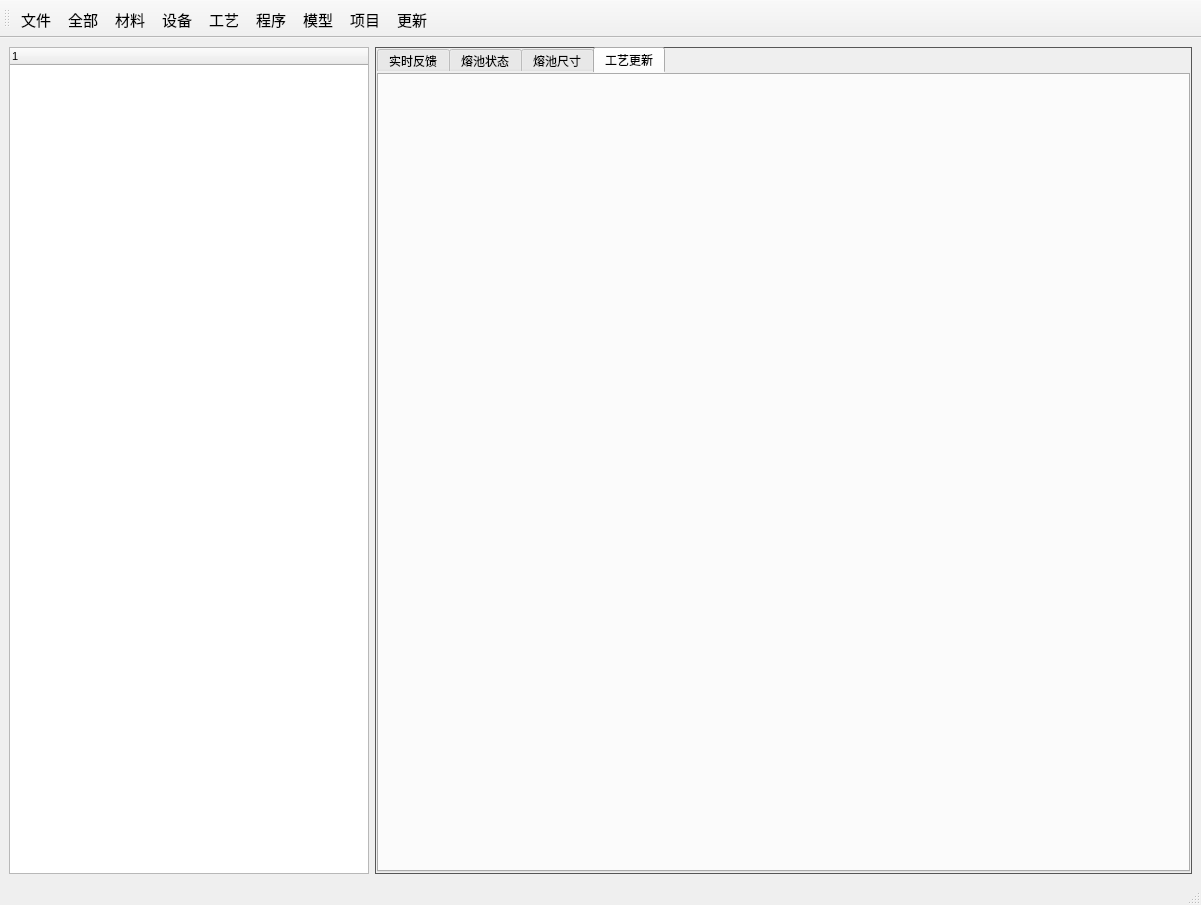
Above: new_thu/UI/main_viewer.ui from mihudaner/THU before the change. Below: the same form after it.
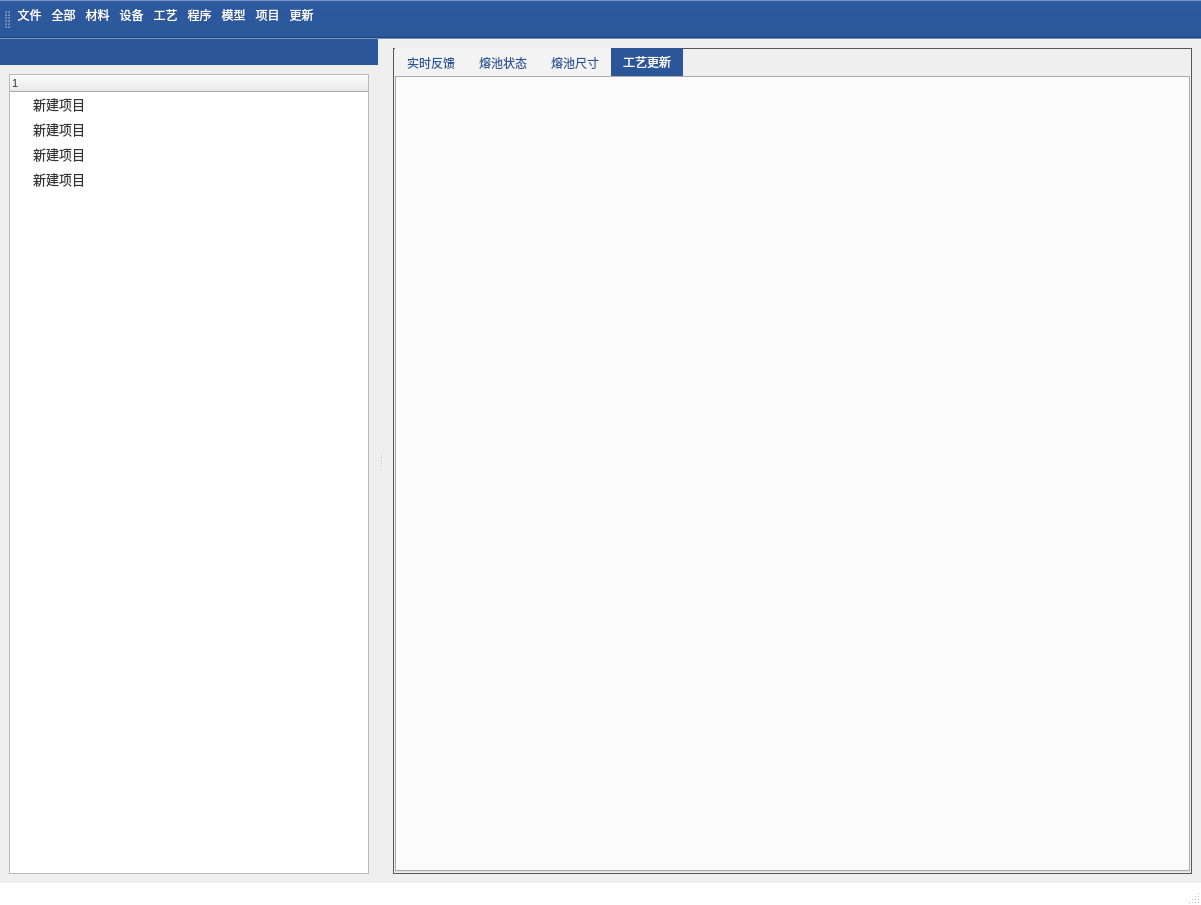
That is the form after the change. The open tabs and pages were chosen to show the change. Icons and pictures are not drawn.

Patch:
```diff
--- a/new_thu/UI/main_viewer.ui
+++ b/new_thu/UI/main_viewer.ui
@@ -13,51 +13,529 @@
   <property name="windowTitle">
    <string>MainWindow</string>
   </property>
+  <property name="styleSheet">
+   <string notr="true">#styleSheet{
+border: none;
+margin: 0px;
+}
+
+
+QPushButton {
+    background-repeat: no-repeat;
+	border: none;
+	background-color: transparent;
+	text-align: center;
+    color: #f8f8f2;
+}
+QPushButton:hover {
+	background-color: #bd93f9;
+}
+QPushButton:pressed {
+	background-color: #ff79c6;
+	color: rgb(255, 255, 255);
+}
+
+QTableWidget {
+	background-color: transparent;
+	padding: 10px;
+	border-radius: 5px;
+	gridline-color: #9faeda;
+    outline: none;
+}
+QTableWidget::item{
+	border-color: #9faeda;
+	padding-left: 5px;
+	padding-right: 5px;
+	gridline-color: #9faeda;
+}
+QTableWidget::item:selected{
+	background-color: rgb(189, 147, 249);
+    color: #f8f8f2;
+}
+QWidget{
+	color: #333;
+	font: 10pt &quot;Segoe UI&quot;;
+}
+QToolTip {
+	color: #333;
+	background-color: #f8f8f2;
+	border: 1px solid #CCC;
+	background-image: none;
+	background-position: left center;
+    background-repeat: no-repeat;
+	border: none;
+	border-left: 2px solid rgb(255, 121, 198);
+	text-align: left;
+	padding-left: 8px;
+	margin: 0px;
+}
+
+QTableWidget::horizontalHeader {
+	background-color: #6272a4;
+}
+
+
+
+/* /////////////////////////////////////////////////////////////////////////////////////////////////
+LineEdit */
+QLineEdit {
+	background-color: #6272a4;
+	border-radius: 5px;
+	border: 2px solid #6272a4;
+	padding-left: 10px;
+	selection-color: rgb(255, 255, 255);
+	selection-background-color: rgb(255, 121, 198);
+    color: #f8f8f2;
+}
+QLineEdit:hover {
+	border: 2px solid rgb(64, 71, 88);
+}
+QLineEdit:focus {
+	border: 2px solid #ff79c6;
+}
+
+/* /////////////////////////////////////////////////////////////////////////////////////////////////
+PlainTextEdit */
+QPlainTextEdit {
+	background-color: #6272a4;
+	border-radius: 5px;
+	padding: 10px;
+	selection-color: rgb(255, 255, 255);
+	selection-background-color: rgb(255, 121, 198);
+    color: #f8f8f2;
+}
+QPlainTextEdit  QScrollBar:vertical {
+    width: 8px;
+ }
+QPlainTextEdit  QScrollBar:horizontal {
+    height: 8px;
+ }
+QPlainTextEdit:hover {
+	border: 2px solid rgb(64, 71, 88);
+}
+QPlainTextEdit:focus {
+	border: 2px solid #ff79c6;
+}
+
+/* /////////////////////////////////////////////////////////////////////////////////////////////////
+ScrollBars */
+QScrollBar:horizontal {
+    border: none;
+    background: #6272a4;
+    height: 8px;
+    margin: 0px 21px 0 21px;
+	border-radius: 0px;
+}
+QScrollBar::handle:horizontal {
+    background: rgb(189, 147, 249);
+    min-width: 25px;
+	border-radius: 4px
+}
+QScrollBar::add-line:horizontal {
+    border: none;
+    background: #6272a4;
+    width: 20px;
+	border-top-right-radius: 4px;
+    border-bottom-right-radius: 4px;
+    subcontrol-position: right;
+    subcontrol-origin: margin;
+}
+QScrollBar::sub-line:horizontal {
+    border: none;
+    background: #6272a4;
+    width: 20px;
+	border-top-left-radius: 4px;
+    border-bottom-left-radius: 4px;
+    subcontrol-position: left;
+    subcontrol-origin: margin;
+}
+QScrollBar::up-arrow:horizontal, QScrollBar::down-arrow:horizontal
+{
+     background: none;
+}
+QScrollBar::add-page:horizontal, QScrollBar::sub-page:horizontal
+{
+     background: none;
+}
+ QScrollBar:vertical {
+	border: none;
+    background-color: #6272a4;
+    width: 8px;
+    margin: 21px 0 21px 0;
+	border-radius: 0px;
+ }
+ QScrollBar::handle:vertical {
+	background: rgb(189, 147, 249);
+    min-height: 25px;
+	border-radius: 4px
+ }
+ QScrollBar::add-line:vertical {
+     border: none;
+    background: #6272a4;
+     height: 20px;
+	border-bottom-left-radius: 4px;
+    border-bottom-right-radius: 4px;
+     subcontrol-position: bottom;
+     subcontrol-origin: margin;
+ }
+ QScrollBar::sub-line:vertical {
+	border: none;
+    background: #6272a4;
+     height: 20px;
+	border-top-left-radius: 4px;
+    border-top-right-radius: 4px;
+     subcontrol-position: top;
+     subcontrol-origin: margin;
+ }
+ QScrollBar::up-arrow:vertical, QScrollBar::down-arrow:vertical {
+     background: none;
+ }
+
+ QScrollBar::add-page:vertical, QScrollBar::sub-page:vertical {
+     background: none;
+ }
+
+/* /////////////////////////////////////////////////////////////////////////////////////////////////
+CheckBox 
+QCheckBox::indicator {
+    border: 3px solid #6272a4;
+	width: 15px;
+	height: 15px;
+	border-radius: 10px;
+    background: #6272a4;
+}
+QCheckBox::indicator:hover {
+    border: 3px solid rgb(119, 136, 187);
+}
+QCheckBox::indicator:checked {
+    background: 3px solid #bd93f9;
+	border: 3px solid #bd93f9;
+	background-image: url(:/icons/images/icons/cil-check-alt.png);
+}
+*/
+/* /////////////////////////////////////////////////////////////////////////////////////////////////
+RadioButton */
+QRadioButton::indicator {
+    border: 3px solid #6272a4;
+	width: 15px;
+	height: 15px;
+	border-radius: 10px;
+    background: #6272a4;
+}
+QRadioButton::indicator:hover {
+    border: 3px solid rgb(119, 136, 187);
+}
+QRadioButton::indicator:checked {
+    background: 3px solid #F72121;
+	border: 3px solid #bd93f9;
+}
+
+/* /////////////////////////////////////////////////////////////////////////////////////////////////
+ComboBox */
+QComboBox{
+	background-color: #6272a4;
+	border-radius: 5px;
+	border: 2px solid #6272a4;
+	padding: 5px;
+	padding-left: 10px;
+    color: #f8f8f2;
+}
+QComboBox:hover{
+	border: 2px solid #7284b9;
+}
+QComboBox::drop-down {
+	subcontrol-origin: padding;
+	subcontrol-position: top right;
+	width: 25px;
+	border-left-width: 3px;
+	border-left-color: #6272a4;
+	border-left-style: solid;
+	border-top-right-radius: 3px;
+	border-bottom-right-radius: 3px;
+	background-image: url(:/icons/images/icons/cil-arrow-bottom.png);
+	background-position: center;
+	background-repeat: no-reperat;
+ }
+QComboBox QAbstractItemView {
+	color: rgb(255, 255, 255);
+	background-color: #6272a4;
+	padding: 10px;
+	selection-background-color: rgb(255, 121, 198);
+}
+
+/* /////////////////////////////////////////////////////////////////////////////////////////////////
+Sliders */
+QSlider::groove:horizontal {
+    border-radius: 5px;
+    height: 10px;
+	margin: 0px;
+	background-color: rgb(255, 255, 255);
+}
+QSlider::groove:horizontal:hover {
+	background-color: rgb(255, 255, 255);
+}
+QSlider::handle:horizontal {
+    background-color: rgb(189, 147, 249);
+    border: none;
+    height: 10px;
+    width: 10px;
+    margin: 0px;
+	border-radius: 5px;
+}
+QSlider::handle:horizontal:hover {
+    background-color: rgb(195, 155, 255);
+}
+QSlider::handle:horizontal:pressed {
+    background-color: rgb(255, 121, 198);
+}
+
+QSlider::groove:vertical {
+    border-radius: 5px;
+    width: 10px;
+    margin: 0px;
+	background-color: #6272a4;
+}
+QSlider::groove:vertical:hover {
+	background-color: #6272a4;
+}
+QSlider::handle:vertical {
+    background-color: rgb(189, 147, 249);
+	border: none;
+    height: 10px;
+    width: 10px;
+    margin: 0px;
+	border-radius: 5px;
+}
+QSlider::handle:vertical:hover {
+    background-color: rgb(195, 155, 255);
+}
+QSlider::handle:vertical:pressed {
+    background-color: rgb(255, 121, 198);
+}
+
+
+QTabWidget {
+     border: none;
+}
+
+QTabWidget {
+     border: none;
+}
+
+QTabBar::tab {
+    color: rgb(0, 0, 0);
+}
+
+/***https://github.com/gnibuoz/QRibbon/blob/master/QRibbon/qribbon.ui***/
+
+QToolTip {
+  border: 1px solid rgb(255,255,255);
+  background: white;
+  color: rgb(51, 51, 51);
+}
+
+/**********菜单栏**********/
+QMenuBar {
+  background: rgb(255,255,255);
+  border: 1px solid rgb(255,255,255);
+  border-left: none;
+  border-right: none;
+}
+
+QMenuBar::item {
+  border: 1px solid transparent;
+  padding: 5px 10px 5px 10px;
+  background: transparent;
+}
+
+QMenuBar::item:enabled {
+  color: rgb(2, 65, 132);
+}
+
+QMenuBar::item:!enabled {
+  color: rgb(155, 155, 155);
+}
+
+QMenuBar::item:enabled:selected {
+  border-top-color: rgb(255,255,255);
+  border-bottom-color: rgb(255,255,255);
+  background: rgb(255,255,255);
+}
+
+
+/**********状态栏**********/
+QStatusBar {
+  background: rgb(255,255,255);
+  border: 1px solid rgb(255,255,255);
+  border-left: none;
+  border-right: none;
+  border-bottom: none;
+}
+
+QStatusBar::item {
+  border: none;
+  border-right: 1px solid rgb(255,255,255);
+}
+
+
+
+QTreeView::item,QTreeWidget::item {
+    height: 25px;
+    border: none;
+    background-color: rgba(43,87,154,0);
+}
+
+QTreeView::item:hover, QTreeView::branch:hover,
+QTreeWidget::item:hover, QTreeWidget::branch:hover { 
+    background-color: rgba(43,87,154, 40);
+}
+
+QTreeWidget::item:hover{ 
+	color: rgb(255, 255, 255);
+    background-color: rgb(43,87,154);
+}
+
+QTreeView::item:selected { 
+    background-color: rgba(200, 200, 200, 50);
+	font-weight:bold;
+	color: rgb(43, 87, 154);
+}
+
+
+QTabBar{
+	background:rgb(43,87,154);
+}
+
+
+QTabBar::tab:selected {
+	  
+       background:rgb(43,87,154);
+      padding: 2px;
+	  height:24px;
+	  padding:2px 12px;
+	  color:#fff;
+  }
+
+
+QTabBar::tab:hover:!selected {
+     background:rgba(0,0,0,40);
+		color:#fff;
+  }
+
+
+QTabBar::tab {
+	background: rgb(243,243,243);
+	  color: rgb(10, 10, 10);
+color: rgb(10, 10, 10);
+color: rgb(43,87,154);
+
+  }
+
+
+QTabBar::tab:selected {
+      border-color: #9B9B9B;
+      border-bottom-color: #C2C7CB; /* same as pane color */
+  }
+
+
+ QDockWidget::title {
+     text-align: left; /* align the text to the left */
+     background: rgb(230,230,230);
+    background:rgb(43,87,154);
+	 padding:6px 4px;
+	 font-size:30pt;
+
+
+ }
+
+
+QDockWidget {
+     border: 1px solid rgb(255,0,255);
+	 margin:0px;
+	 color:rgb(240,240,240);
+     background: #fff;
+	color:rgb(10,10,10);
+color:#eee;
+	titlebar-close-icon: url(:/Resources/icon/dockwidget-close.png);
+     titlebar-normal-icon: url(:/Resources/icon/dockwidget-float.png);
+ }
+
+ QDockWidget::close-button, QDockWidget::float-button {
+     border: 1px solid transparent;
+     width: 24px;
+	 height:24px;
+ }
+
+QDockWidget::close-button:hover, QDockWidget::float-button:hover {
+      background: rgb(177,177,177);
+	background:rgba(0,0,0,40);
+}
+
+QDockWidget::close-button:pressed, QDockWidget::float-button:pressed {
+     padding: 1px -1px -1px 1px;
+background:rgba(0,0,0,80);
+ }
+
+ QDockWidget::close-button {
+      subcontrol-position: top right;
+      subcontrol-origin: margin;
+	top:-1px;
+	right:4px;
+      position: absolute;
+  }
+
+ QDockWidget::float-button {
+      subcontrol-position: top right;
+      subcontrol-origin: margin;
+	top:-1px;
+      position: absolute;
+	right:26px;
+  }
+
+
+QToolBar{
+	background:transparent;
+	background:rgb(43,87,154);
+}
+
+
+QToolButton{
+	background:transparent;
+	border:0px solid gray;
+	color: rgb(255, 255, 255);
+	margin:0;
+}
+
+QToolButton{
+	padding-bottom:10px;
+}
+
+QToolButton:hover,QToolButton:checked{
+	border:1px solid rgba(100,100,100,100);
+	border-radius:2px;
+	background:rgb(255,255,255);
+	color: rgb(0, 0, 0);
+}
+
+QToolButton::menu-button {
+    
+      /* 16px width + 4px for border = 20px allocated above */
+      width: 16px;
+	subcontrol-origin:margin;
+subcontrol-position: bottom center;
+	bottom:0px;
+	left:0px;
+	height:10px;
+	width:100%
+ }
+
+</string>
+  </property>
   <widget class="QWidget" name="center">
    <layout class="QHBoxLayout" name="horizontalLayout">
     <property name="sizeConstraint">
      <enum>QLayout::SetNoConstraint</enum>
     </property>
-    <item>
-     <widget class="QTreeWidget" name="treeWidget">
-      <property name="enabled">
-       <bool>true</bool>
-      </property>
-      <property name="sizePolicy">
-       <sizepolicy hsizetype="Preferred" vsizetype="Expanding">
-        <horstretch>0</horstretch>
-        <verstretch>0</verstretch>
-       </sizepolicy>
-      </property>
-      <property name="minimumSize">
-       <size>
-        <width>360</width>
-        <height>0</height>
-       </size>
-      </property>
-      <property name="maximumSize">
-       <size>
-        <width>16777215</width>
-        <height>16777215</height>
-       </size>
-      </property>
-      <property name="font">
-       <font>
-        <pointsize>11</pointsize>
-       </font>
-      </property>
-      <column>
-       <property name="text">
-        <string/>
-       </property>
-       <property name="font">
-        <font>
-         <pointsize>8</pointsize>
-        </font>
-       </property>
-      </column>
-     </widget>
-    </item>
     <item>
      <widget class="QWidget" name="widget" native="true">
       <property name="styleSheet">
@@ -84,6 +562,12 @@
            <verstretch>0</verstretch>
           </sizepolicy>
          </property>
+         <property name="minimumSize">
+          <size>
+           <width>0</width>
+           <height>0</height>
+          </size>
+         </property>
          <property name="styleSheet">
           <string notr="true">border:0px solid rgb(86, 86, 86);</string>
          </property>
@@ -156,7 +640,11 @@
   <widget class="QToolBar" name="toolBar">
    <property name="font">
     <font>
-     <pointsize>11</pointsize>
+     <family>Segoe UI</family>
+     <pointsize>10</pointsize>
+     <weight>50</weight>
+     <italic>false</italic>
+     <bold>false</bold>
     </font>
    </property>
    <property name="windowTitle">
@@ -178,6 +666,91 @@
    <addaction name="xm_open"/>
    <addaction name="action_fresh"/>
   </widget>
+  <widget class="QDockWidget" name="dockWidget">
+   <property name="enabled">
+    <bool>true</bool>
+   </property>
+   <property name="floating">
+    <bool>false</bool>
+   </property>
+   <property name="features">
+    <set>QDockWidget::DockWidgetMovable</set>
+   </property>
+   <attribute name="dockWidgetArea">
+    <number>1</number>
+   </attribute>
+   <widget class="QWidget" name="dockWidgetContents">
+    <layout class="QVBoxLayout" name="verticalLayout_2">
+     <item>
+      <widget class="QTreeWidget" name="treeWidget">
+       <property name="enabled">
+        <bool>true</bool>
+       </property>
+       <property name="sizePolicy">
+        <sizepolicy hsizetype="Preferred" vsizetype="Expanding">
+         <horstretch>0</horstretch>
+         <verstretch>0</verstretch>
+        </sizepolicy>
+       </property>
+       <property name="minimumSize">
+        <size>
+         <width>360</width>
+         <height>0</height>
+        </size>
+       </property>
+       <property name="maximumSize">
+        <size>
+         <width>16777215</width>
+         <height>16777215</height>
+        </size>
+       </property>
+       <property name="font">
+        <font>
+         <family>Segoe UI</family>
+         <pointsize>10</pointsize>
+         <weight>50</weight>
+         <italic>false</italic>
+         <bold>false</bold>
+        </font>
+       </property>
+       <property name="animated">
+        <bool>true</bool>
+       </property>
+       <column>
+        <property name="text">
+         <string/>
+        </property>
+        <property name="font">
+         <font>
+          <pointsize>8</pointsize>
+         </font>
+        </property>
+       </column>
+       <item>
+        <property name="text">
+         <string>新建项目</string>
+        </property>
+       </item>
+       <item>
+        <property name="text">
+         <string>新建项目</string>
+        </property>
+       </item>
+       <item>
+        <property name="text">
+         <string>新建项目</string>
+        </property>
+       </item>
+       <item>
+        <property name="text">
+         <string>新建项目</string>
+        </property>
+       </item>
+      </widget>
+     </item>
+    </layout>
+   </widget>
+  </widget>
   <action name="w_save">
    <property name="text">
     <string>保存</string>
```
Left out of the diff: 2 changed lines with no effect on the pictures.
